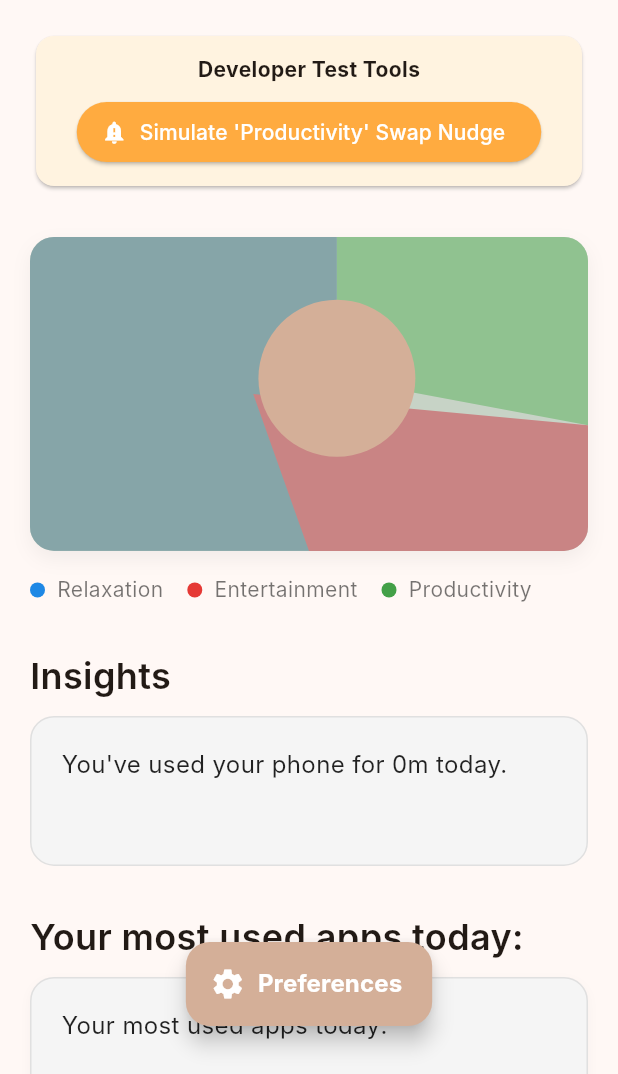
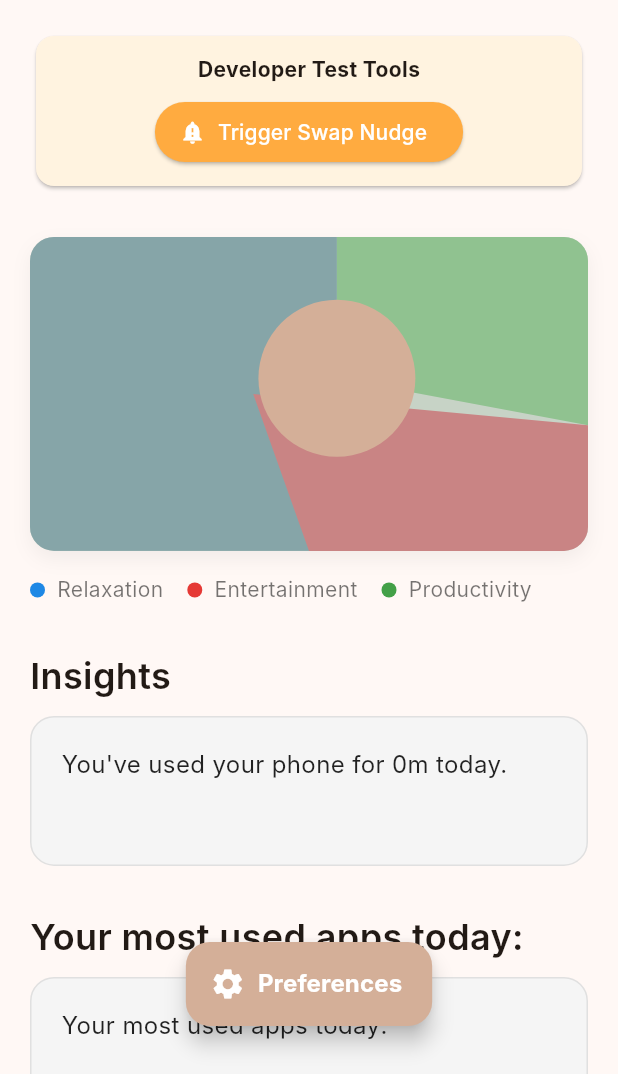
Before and after one commit to Meantfornothing/screentime, a Flutter app: the screen it shows after launch, on a phone screen of 412 x 824 dp, the part 162-1236 px from its top. Run offline on Flutter 3.47's test engine with Material 3 defaults, Android fonts, the phone set to English and light mode, and no system bars; our stand-ins replace equatable, flutter_bloc, flutter_local_notifications, get_it, hive, hive_flutter; missing offline and left inert: app_usage, workmanager; accounts and stored records are empty; Roboto replaces fonts that are missing (Inter); statements that could not run were skipped.

Commit message:
got the icons working

```diff
--- a/lib/features/app_management/data/datasources/installed_apps_data_source.dart
+++ b/lib/features/app_management/data/datasources/installed_apps_data_source.dart
@@ -1,5 +1,6 @@
 import 'package:flutter/services.dart';
 import '../../domain/entities/installed_app_entity.dart';
+import 'dart:typed_data';
 
 abstract class InstalledAppsDataSource {
   Future<List<InstalledApp>> getInstalledAppsFromOS();
@@ -19,6 +20,7 @@ class InstalledAppsDataSourceImpl implements InstalledAppsDataSource {
         return InstalledApp(
           packageName: map['packageName'] ?? '',
           name: map['appName'] ?? 'Unknown App',
+          iconBytes: map['icon'], // Map the bytes here
           assignedCategoryName: null,
         );
       }).toList();
--- a/lib/features/app_management/domain/entities/installed_app_entity.dart
+++ b/lib/features/app_management/domain/entities/installed_app_entity.dart
@@ -1,4 +1,5 @@
 import 'package:hive/hive.dart';
+import 'dart:typed_data';
 
 @HiveType(typeId: 1)
 class InstalledApp extends HiveObject {
@@ -13,12 +14,14 @@ class InstalledApp extends HiveObject {
 
   // New: Tracks usage duration. Not persisted (@HiveField omitted).
   final Duration usageDuration;
+  final Uint8List? iconBytes; // New Field for the icon
 
   InstalledApp({
     required this.packageName,
     required this.name,
     this.assignedCategoryName,
     this.usageDuration = Duration.zero,
+    this.iconBytes,
   });
 
   // Helper for immutability
@@ -27,12 +30,14 @@ class InstalledApp extends HiveObject {
     String? name,
     String? assignedCategoryName,
     Duration? usageDuration,
+    Uint8List? iconBytes,
   }) {
     return InstalledApp(
       packageName: packageName ?? this.packageName,
       name: name ?? this.name,
       assignedCategoryName: assignedCategoryName ?? this.assignedCategoryName,
       usageDuration: usageDuration ?? this.usageDuration,
+      iconBytes: iconBytes ?? this.iconBytes,
     );
   }
 }
--- a/lib/features/app_management/presentation/cubit/dashboard_cubit.dart
+++ b/lib/features/app_management/presentation/cubit/dashboard_cubit.dart
@@ -8,7 +8,7 @@ class DashboardCubit extends Cubit<DashboardState> {
 
   DashboardCubit(this.repository) : super(const DashboardState());
 
-  // UPDATED: Added categoryFilter parameter
+  // UPDATED: Accept an optional category filter
   Future<void> loadDashboardData({String? categoryFilter}) async {
     emit(state.copyWith(status: DashboardStatus.loading));
 
@@ -40,11 +40,12 @@ class DashboardCubit extends Cubit<DashboardState> {
         insight += " Most time spent in $topCategory (${topDuration.inMinutes}m).";
       }
 
-      // UPDATED: Filtering recommendations if a filter exists
+      // UPDATED: Recommendation Logic
       List<InstalledApp> recommended;
       String recMessage = "Your most used apps today:";
 
       if (categoryFilter != null) {
+        // Filter specifically for the "Swap" target (e.g., Entertainment)
         recommended = apps.where((a) => a.assignedCategoryName == categoryFilter).toList();
         recMessage = "Switch to these $categoryFilter apps:";
       } else {
--- a/lib/features/app_management/presentation/pages/dashboard_screen.dart
+++ b/lib/features/app_management/presentation/pages/dashboard_screen.dart
@@ -42,11 +42,11 @@ class _DashboardViewState extends State<_DashboardView> {
   @override
   void initState() {
     super.initState();
-    // UPDATED: Check for the filter when the screen opens
+    // Use addPostFrameCallback to ensure the Cubit is ready
     WidgetsBinding.instance.addPostFrameCallback((_) {
       if (pendingCategoryFilter != null) {
         context.read<DashboardCubit>().loadDashboardData(categoryFilter: pendingCategoryFilter);
-        pendingCategoryFilter = null; // Clear it so it doesn't persist
+        pendingCategoryFilter = null; // Clear it for next time
       }
     });
   }
@@ -85,7 +85,8 @@ class _DashboardViewState extends State<_DashboardView> {
                   'Total Screen Time: ${state.totalScreenTime.inHours}h ${state.totalScreenTime.inMinutes % 60}m',
                   style: const TextStyle(fontSize: 16, color: Colors.black54),
                 ),
-                // --- TEST NOTIFICATION SECTION ---
+
+                // --- TEST TOOLS SECTION ---
                 const SizedBox(height: 20),
                 Card(
                   color: Colors.orange.shade50,
@@ -96,16 +97,24 @@ class _DashboardViewState extends State<_DashboardView> {
                         const Text("Developer Test Tools", style: TextStyle(fontWeight: FontWeight.bold)),
                         const SizedBox(height: 8),
                         ElevatedButton.icon(
-                          onPressed: () => _triggerTestSwapNotification(),
-                          icon: const Icon(Icons. notification_important),
-                          label: const Text("Simulate 'Productivity' Swap Nudge"),
+                          onPressed: () {
+                            NotificationService.showNotification(
+                              id: 888,
+                              title: "Great work!",
+                              body: "You've been productive. Swap to Entertainment?",
+                              payload: 'target_category:Entertainment',
+                            );
+                          },
+                          icon: const Icon(Icons.notification_important),
+                          label: const Text("Trigger Swap Nudge"),
                           style: ElevatedButton.styleFrom(backgroundColor: Colors.orangeAccent, foregroundColor: Colors.white),
                         ),
                       ],
                     ),
                   ),
                 ),
-                // ---------------------------------
+                // --------------------------
+
                 const SizedBox(height: 30),
                 const AspectRatio(aspectRatio: 16 / 9, child: PlaceholderChart()),
                 const SizedBox(height: 16),
@@ -121,15 +130,6 @@ class _DashboardViewState extends State<_DashboardView> {
                   content: state.recommendationMessage,
                   recommendedApps: state.recommendedApps,
                   getCategoryColor: getCategoryColor,
-                ),
-                const SizedBox(height: 30),
-                TextButton.icon(
-                  onPressed: () => NotificationService.showNotification(
-                    id: 999, title: 'System Check', body: 'Notifications are active!'
-                  ),
-                  icon: const Icon(Icons.notifications_active, size: 14),
-                  label: const Text('Test Notification System', style: TextStyle(fontSize: 12)),
-                  style: TextButton.styleFrom(foregroundColor: Colors.grey.shade400),
                 ),
               ],
             );
```
Also changed, not shown: lib/features/app_management/presentation/widgets/app_assignment_tile.dart (+11 -1 lines), lib/features/app_management/presentation/widgets/recommendations_card.dart (+20 -39 lines), 1 other file.
